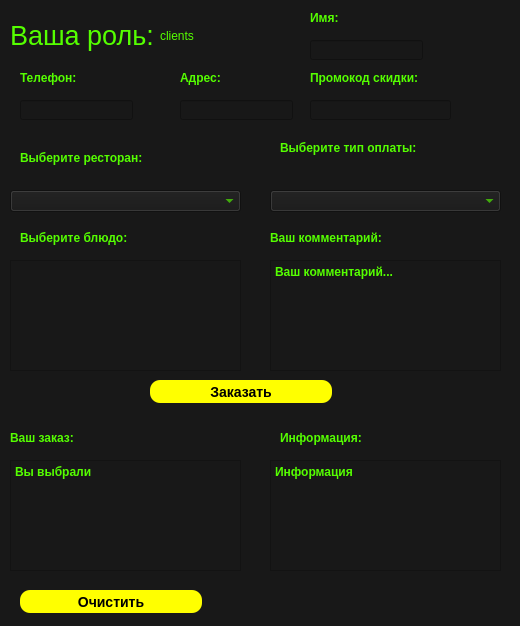
This is test.ui in dmsrgv/dbprogram as Qt 5 draws it before an edit. The edited form follows.
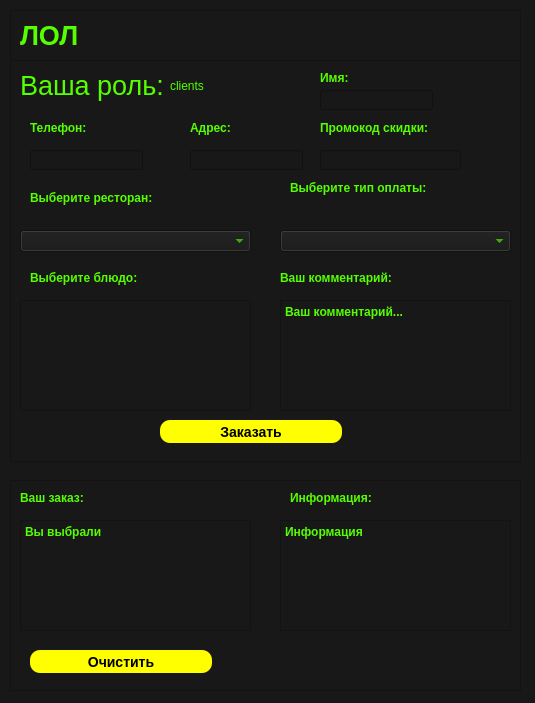
This is the edited form.

Diff of the .ui file:
```diff
--- a/test.ui
+++ b/test.ui
@@ -6,8 +6,8 @@
    <rect>
     <x>0</x>
     <y>0</y>
-    <width>520</width>
-    <height>626</height>
+    <width>535</width>
+    <height>703</height>
    </rect>
   </property>
   <property name="windowTitle">
@@ -19,8 +19,8 @@
   <widget class="QLabel" name="label_2">
    <property name="geometry">
     <rect>
-     <x>10</x>
-     <y>20</y>
+     <x>20</x>
+     <y>70</y>
      <width>151</width>
      <height>31</height>
     </rect>
@@ -46,8 +46,8 @@
   <widget class="QComboBox" name="comboBox">
    <property name="geometry">
     <rect>
-     <x>10</x>
-     <y>190</y>
+     <x>20</x>
+     <y>230</y>
      <width>231</width>
      <height>22</height>
     </rect>
@@ -64,8 +64,8 @@
   <widget class="QLabel" name="label_3">
    <property name="geometry">
     <rect>
-     <x>20</x>
-     <y>150</y>
+     <x>30</x>
+     <y>190</y>
      <width>141</width>
      <height>16</height>
     </rect>
@@ -81,8 +81,8 @@
   <widget class="QLabel" name="label_4">
    <property name="geometry">
     <rect>
-     <x>20</x>
-     <y>230</y>
+     <x>30</x>
+     <y>270</y>
      <width>121</width>
      <height>16</height>
     </rect>
@@ -98,8 +98,8 @@
   <widget class="QPushButton" name="pushButton_2">
    <property name="geometry">
     <rect>
-     <x>150</x>
-     <y>380</y>
+     <x>160</x>
+     <y>420</y>
      <width>182</width>
      <height>23</height>
     </rect>
@@ -122,8 +122,8 @@
   <widget class="QPlainTextEdit" name="plainTextEdit">
    <property name="geometry">
     <rect>
-     <x>270</x>
-     <y>460</y>
+     <x>280</x>
+     <y>520</y>
      <width>231</width>
      <height>111</height>
     </rect>
@@ -142,8 +142,8 @@
   <widget class="QLabel" name="label">
    <property name="geometry">
     <rect>
-     <x>160</x>
-     <y>20</y>
+     <x>170</x>
+     <y>70</y>
      <width>111</width>
      <height>31</height>
     </rect>
@@ -160,8 +160,8 @@
   <widget class="QComboBox" name="comboBox_2">
    <property name="geometry">
     <rect>
-     <x>270</x>
-     <y>190</y>
+     <x>280</x>
+     <y>230</y>
      <width>231</width>
      <height>22</height>
     </rect>
@@ -174,8 +174,8 @@
   <widget class="QLabel" name="label_5">
    <property name="geometry">
     <rect>
-     <x>280</x>
-     <y>140</y>
+     <x>290</x>
+     <y>180</y>
      <width>141</width>
      <height>16</height>
     </rect>
@@ -191,8 +191,8 @@
   <widget class="QPlainTextEdit" name="plainTextEdit_2">
    <property name="geometry">
     <rect>
-     <x>270</x>
-     <y>260</y>
+     <x>280</x>
+     <y>300</y>
      <width>231</width>
      <height>111</height>
     </rect>
@@ -211,9 +211,9 @@
   <widget class="QLabel" name="label_6">
    <property name="geometry">
     <rect>
-     <x>310</x>
-     <y>10</y>
-     <width>141</width>
+     <x>320</x>
+     <y>70</y>
+     <width>31</width>
      <height>16</height>
     </rect>
    </property>
@@ -228,8 +228,8 @@
   <widget class="QLineEdit" name="lineEdit">
    <property name="geometry">
     <rect>
-     <x>310</x>
-     <y>40</y>
+     <x>320</x>
+     <y>90</y>
      <width>113</width>
      <height>20</height>
     </rect>
@@ -242,8 +242,8 @@
   <widget class="QLabel" name="label_7">
    <property name="geometry">
     <rect>
-     <x>180</x>
-     <y>70</y>
+     <x>190</x>
+     <y>120</y>
      <width>111</width>
      <height>16</height>
     </rect>
@@ -259,8 +259,8 @@
   <widget class="QLineEdit" name="lineEdit_2">
    <property name="geometry">
     <rect>
-     <x>180</x>
-     <y>100</y>
+     <x>190</x>
+     <y>150</y>
      <width>113</width>
      <height>20</height>
     </rect>
@@ -273,8 +273,8 @@
   <widget class="QLineEdit" name="lineEdit_3">
    <property name="geometry">
     <rect>
-     <x>310</x>
-     <y>100</y>
+     <x>320</x>
+     <y>150</y>
      <width>141</width>
      <height>20</height>
     </rect>
@@ -287,8 +287,8 @@
   <widget class="QLabel" name="label_8">
    <property name="geometry">
     <rect>
-     <x>310</x>
-     <y>70</y>
+     <x>320</x>
+     <y>120</y>
      <width>141</width>
      <height>16</height>
     </rect>
@@ -304,8 +304,8 @@
   <widget class="QLabel" name="label_9">
    <property name="geometry">
     <rect>
-     <x>20</x>
-     <y>70</y>
+     <x>30</x>
+     <y>120</y>
      <width>141</width>
      <height>16</height>
     </rect>
@@ -321,8 +321,8 @@
   <widget class="QLineEdit" name="lineEdit_4">
    <property name="geometry">
     <rect>
-     <x>20</x>
-     <y>100</y>
+     <x>30</x>
+     <y>150</y>
      <width>113</width>
      <height>20</height>
     </rect>
@@ -335,8 +335,8 @@
   <widget class="QTableWidget" name="tableWidget">
    <property name="geometry">
     <rect>
-     <x>10</x>
-     <y>260</y>
+     <x>20</x>
+     <y>300</y>
      <width>231</width>
      <height>111</height>
     </rect>
@@ -349,8 +349,8 @@
   <widget class="QPlainTextEdit" name="plainTextEdit_3">
    <property name="geometry">
     <rect>
-     <x>10</x>
-     <y>460</y>
+     <x>20</x>
+     <y>520</y>
      <width>231</width>
      <height>111</height>
     </rect>
@@ -369,8 +369,8 @@
   <widget class="QLabel" name="label_10">
    <property name="geometry">
     <rect>
-     <x>270</x>
-     <y>230</y>
+     <x>280</x>
+     <y>270</y>
      <width>121</width>
      <height>16</height>
     </rect>
@@ -386,8 +386,8 @@
   <widget class="QPushButton" name="pushButton_3">
    <property name="geometry">
     <rect>
-     <x>20</x>
-     <y>590</y>
+     <x>30</x>
+     <y>650</y>
      <width>182</width>
      <height>23</height>
     </rect>
@@ -410,8 +410,8 @@
   <widget class="QLabel" name="label_11">
    <property name="geometry">
     <rect>
-     <x>10</x>
-     <y>430</y>
+     <x>20</x>
+     <y>490</y>
      <width>121</width>
      <height>16</height>
     </rect>
@@ -427,8 +427,8 @@
   <widget class="QLabel" name="label_12">
    <property name="geometry">
     <rect>
-     <x>280</x>
-     <y>430</y>
+     <x>290</x>
+     <y>490</y>
      <width>121</width>
      <height>16</height>
     </rect>
@@ -441,6 +441,82 @@
     <string>Информация:</string>
    </property>
   </widget>
+  <widget class="QLabel" name="label_16">
+   <property name="geometry">
+    <rect>
+     <x>20</x>
+     <y>20</y>
+     <width>491</width>
+     <height>31</height>
+    </rect>
+   </property>
+   <property name="styleSheet">
+    <string notr="true">QLabel {color: rgb(85, 255, 0);
+			 font: bold;	
+font-size: 20pt		}</string>
+   </property>
+   <property name="text">
+    <string>ЛОЛ</string>
+   </property>
+  </widget>
+  <widget class="QGraphicsView" name="graphicsView">
+   <property name="geometry">
+    <rect>
+     <x>10</x>
+     <y>11</y>
+     <width>511</width>
+     <height>451</height>
+    </rect>
+   </property>
+  </widget>
+  <widget class="QGraphicsView" name="graphicsView_2">
+   <property name="geometry">
+    <rect>
+     <x>10</x>
+     <y>480</y>
+     <width>511</width>
+     <height>211</height>
+    </rect>
+   </property>
+  </widget>
+  <widget class="QGraphicsView" name="graphicsView_3">
+   <property name="geometry">
+    <rect>
+     <x>10</x>
+     <y>10</y>
+     <width>511</width>
+     <height>51</height>
+    </rect>
+   </property>
+  </widget>
+  <zorder>graphicsView</zorder>
+  <zorder>graphicsView_2</zorder>
+  <zorder>graphicsView_3</zorder>
+  <zorder>label_2</zorder>
+  <zorder>comboBox</zorder>
+  <zorder>label_3</zorder>
+  <zorder>label_4</zorder>
+  <zorder>pushButton_2</zorder>
+  <zorder>plainTextEdit</zorder>
+  <zorder>label</zorder>
+  <zorder>comboBox_2</zorder>
+  <zorder>label_5</zorder>
+  <zorder>plainTextEdit_2</zorder>
+  <zorder>label_6</zorder>
+  <zorder>lineEdit</zorder>
+  <zorder>label_7</zorder>
+  <zorder>lineEdit_2</zorder>
+  <zorder>lineEdit_3</zorder>
+  <zorder>label_8</zorder>
+  <zorder>label_9</zorder>
+  <zorder>lineEdit_4</zorder>
+  <zorder>tableWidget</zorder>
+  <zorder>plainTextEdit_3</zorder>
+  <zorder>label_10</zorder>
+  <zorder>pushButton_3</zorder>
+  <zorder>label_11</zorder>
+  <zorder>label_12</zorder>
+  <zorder>label_16</zorder>
  </widget>
  <resources/>
  <connections/>
```
